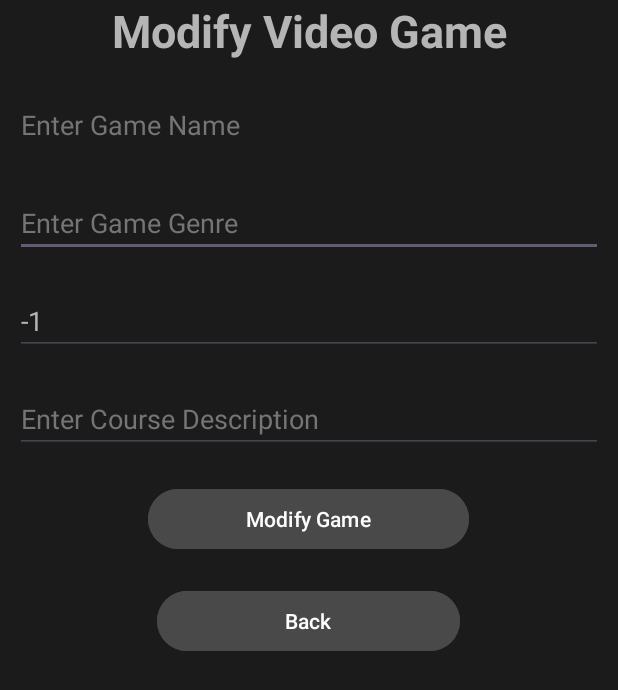
After one commit to MichaelSplaver/CSI460Midterm, an Android app: the ModifyGameActivity screen opened directly, with no data from a screen before it, on a phone screen of 412 x 824 dp. The commit adds this screen. Shown: the top 690 px of the screen. Run offline under Robolectric (Android 15) with nearby library versions, the phone set to English and light mode, and no system bars.

Commit message:
Modify and Delete Game functionality

```diff
--- a/app/src/main/AndroidManifest.xml
+++ b/app/src/main/AndroidManifest.xml
@@ -14,6 +14,12 @@
         android:supportsRtl="true"
         android:theme="@style/Theme.CSI460Midterm"
         tools:targetApi="31">
+        <activity
+            android:name=".ModifyGameActivity"
+            android:exported="false" />
+        <activity
+            android:name=".EditDeleteGameActivity"
+            android:exported="false" />
         <activity
             android:name=".CreateGameActivity"
             android:exported="false" />
--- a/app/src/main/java/com/example/csi460midterm/MainActivity.java
+++ b/app/src/main/java/com/example/csi460midterm/MainActivity.java
@@ -30,7 +30,7 @@ public class MainActivity extends AppCompatActivity {
         });
 
         modifyDeleteGameBtn.setOnClickListener(view -> {
-            Intent intent = new Intent(this, ViewDatabase.class);
+            Intent intent = new Intent(this, EditDeleteGameActivity.class);
             startActivity(intent);
         });
     }
--- /dev/null
+++ b/app/src/main/java/com/example/csi460midterm/ModifyGameActivity.java
@@ -0,0 +1,64 @@
+package com.example.csi460midterm;
+
+import androidx.appcompat.app.AppCompatActivity;
+
+import android.content.Intent;
+import android.os.Bundle;
+import android.view.View;
+import android.widget.Button;
+import android.widget.EditText;
+import android.widget.Toast;
+
+public class ModifyGameActivity extends AppCompatActivity {
+    private EditText gameNameEdt, gameGenreEdt, gameRatingEdt, gameDescriptionEdt;
+    private Button updateGameBtn, backBtn;
+    private DBHandler dbHandler;
+    @Override
+    protected void onCreate(Bundle savedInstanceState) {
+        super.onCreate(savedInstanceState);
+        setContentView(R.layout.activity_modify_game);
+
+        gameNameEdt = findViewById(R.id.editgamename);
+        gameGenreEdt = findViewById(R.id.editgamegenre);
+        gameRatingEdt = findViewById(R.id.editgamerating);
+        gameDescriptionEdt = findViewById(R.id.editgamedesc);
+        updateGameBtn = findViewById(R.id.modifynewgamebtn);
+        backBtn = findViewById(R.id.backbtn4);
+
+        dbHandler = new DBHandler(this);
+
+        gameNameEdt.setText(getIntent().getStringExtra("name"));
+        gameGenreEdt.setText(getIntent().getStringExtra("genre"));
+        gameRatingEdt.setText(String.valueOf(getIntent().getIntExtra("rating",-1)));
+        gameDescriptionEdt.setText(getIntent().getStringExtra("description"));
+
+        updateGameBtn.setOnClickListener(view -> {
+
+            if (gameRatingEdt.getText().toString().isEmpty()) {
+                Toast.makeText(this, "Please enter a rating between 1-10", Toast.LENGTH_SHORT).show();
+                return;
+            }
+            int gameRating = Integer.parseInt(gameRatingEdt.getText().toString());
+
+            if (gameRating > 10 || gameRating < 0) {
+                Toast.makeText(this, "Please enter a rating between 0-10", Toast.LENGTH_SHORT).show();
+                return;
+            }
+            if (gameNameEdt.getText().toString().isEmpty() || gameGenreEdt.getText().toString().isEmpty() || gameDescriptionEdt.getText().toString().isEmpty()) {
+                Toast.makeText(this, "Please enter all the data..", Toast.LENGTH_SHORT).show();
+                return;
+            }
+            dbHandler.updateGame(gameNameEdt.getText().toString(), gameGenreEdt.getText().toString(), gameRating, gameDescriptionEdt.getText().toString());
+
+            Toast.makeText(this, "Game Updated..", Toast.LENGTH_SHORT).show();
+
+            Intent i = new Intent(this, MainActivity.class);
+            startActivity(i);
+        });
+
+        backBtn.setOnClickListener(view -> {
+            Intent i = new Intent(this, MainActivity.class);
+            startActivity(i);
+        });
+    }
+}
--- /dev/null
+++ b/app/src/main/res/drawable/baseline_close_24.xml
@@ -0,0 +1,5 @@
+<vector android:height="24dp" android:tint="#000000"
+    android:viewportHeight="24" android:viewportWidth="24"
+    android:width="24dp" xmlns:android="http://schemas.android.com/apk/res/android">
+    <path android:fillColor="@android:color/white" android:pathData="M19,6.41L17.59,5 12,10.59 6.41,5 5,6.41 10.59,12 5,17.59 6.41,19 12,13.41 17.59,19 19,17.59 13.41,12z"/>
+</vector>
--- /dev/null
+++ b/app/src/main/res/drawable/baseline_edit_24.xml
@@ -0,0 +1,5 @@
+<vector android:height="24dp" android:tint="#000000"
+    android:viewportHeight="24" android:viewportWidth="24"
+    android:width="24dp" xmlns:android="http://schemas.android.com/apk/res/android">
+    <path android:fillColor="@android:color/white" android:pathData="M3,17.25V21h3.75L17.81,9.94l-3.75,-3.75L3,17.25zM20.71,7.04c0.39,-0.39 0.39,-1.02 0,-1.41l-2.34,-2.34c-0.39,-0.39 -1.02,-0.39 -1.41,0l-1.83,1.83 3.75,3.75 1.83,-1.83z"/>
+</vector>
--- a/app/src/main/res/layout/activity_main.xml
+++ b/app/src/main/res/layout/activity_main.xml
@@ -58,7 +58,7 @@
             android:id="@+id/modifydeletegamebtn"
             android:layout_width="match_parent"
             android:layout_height="wrap_content"
-            android:text="Add New Game"
+            android:text="Modify or Delete Game"
             android:layout_below="@id/addgamebtn"
             android:layout_marginVertical="20dp"
             android:backgroundTint="#4A4949"
--- /dev/null
+++ b/app/src/main/res/layout/activity_modify_game.xml
@@ -0,0 +1,81 @@
+<?xml version="1.0" encoding="utf-8"?>
+<LinearLayout xmlns:android="http://schemas.android.com/apk/res/android"
+    xmlns:app="http://schemas.android.com/apk/res-auto"
+    xmlns:tools="http://schemas.android.com/tools"
+    android:layout_width="match_parent"
+    android:layout_height="match_parent"
+    tools:context=".ModifyGameActivity"
+    android:background="#1B1B1B"
+    android:orientation="vertical">
+
+    <TextView
+        android:id="@+id/modifygametitle"
+        android:layout_width="match_parent"
+        android:layout_height="wrap_content"
+        android:text="Modify Video Game"
+        android:textAlignment="center"
+        android:textSize="30dp"
+        android:textStyle="bold"
+        android:textColor="#B5B5B5"
+        android:paddingBottom="10dp"/>
+
+    <EditText
+        android:id="@+id/editgamename"
+        android:layout_width="match_parent"
+        android:layout_height="wrap_content"
+        android:layout_margin="10dp"
+        android:hint="Enter Game Name"
+        android:textColorHint="#757575"
+        android:textColor="#B5B5B5"
+        android:enabled="false"/>
+
+    <EditText
+        android:id="@+id/editgamegenre"
+        android:layout_width="match_parent"
+        android:layout_height="wrap_content"
+        android:layout_margin="10dp"
+        android:hint="Enter Game Genre"
+        android:textColorHint="#757575"
+        android:textColor="#B5B5B5"/>
+
+    <EditText
+        android:id="@+id/editgamerating"
+        android:layout_width="match_parent"
+        android:layout_height="wrap_content"
+        android:layout_margin="10dp"
+        android:hint="Enter Game Rating (1-10)"
+        android:inputType="numberSigned"
+        android:textColorHint="#757575"
+        android:textColor="#B5B5B5"/>
+
+    <EditText
+        android:id="@+id/editgamedesc"
+        android:layout_width="match_parent"
+        android:layout_height="wrap_content"
+        android:layout_margin="10dp"
+        android:hint="Enter Course Description"
+        android:textColorHint="#757575"
+        android:textColor="#B5B5B5"/>
+
+    <Button
+        android:id="@+id/modifynewgamebtn"
+        android:layout_width="wrap_content"
+        android:layout_height="wrap_content"
+        android:layout_margin="10dp"
+        android:text="Modify Game"
+        android:textAllCaps="false"
+        android:backgroundTint="#4A4949"
+        android:layout_gravity="center"
+        android:paddingHorizontal="65dp" />
+
+    <Button
+        android:id="@+id/backbtn4"
+        android:layout_width="wrap_content"
+        android:layout_height="wrap_content"
+        android:layout_margin="10dp"
+        android:text="Back"
+        android:textAllCaps="false"
+        android:backgroundTint="#4A4949"
+        android:layout_gravity="center"
+        android:paddingHorizontal="85dp" />
+</LinearLayout>
```
Also changed, not shown: app/src/main/java/com/example/csi460midterm/DBHandler.java (+4 -4 lines), app/src/main/java/com/example/csi460midterm/EditDeleteGameActivity.java (added, +44 -0 lines), app/src/main/java/com/example/csi460midterm/VideogameAdapter.java (+9 -17 lines), app/src/main/java/com/example/csi460midterm/VideogameEditAdapter.java (added, +50 -0 lines), app/src/main/res/layout/activity_edit_delete_game.xml (added, +39 -0 lines), app/src/main/res/layout/videogame_item.xml (+26 -5 lines).
